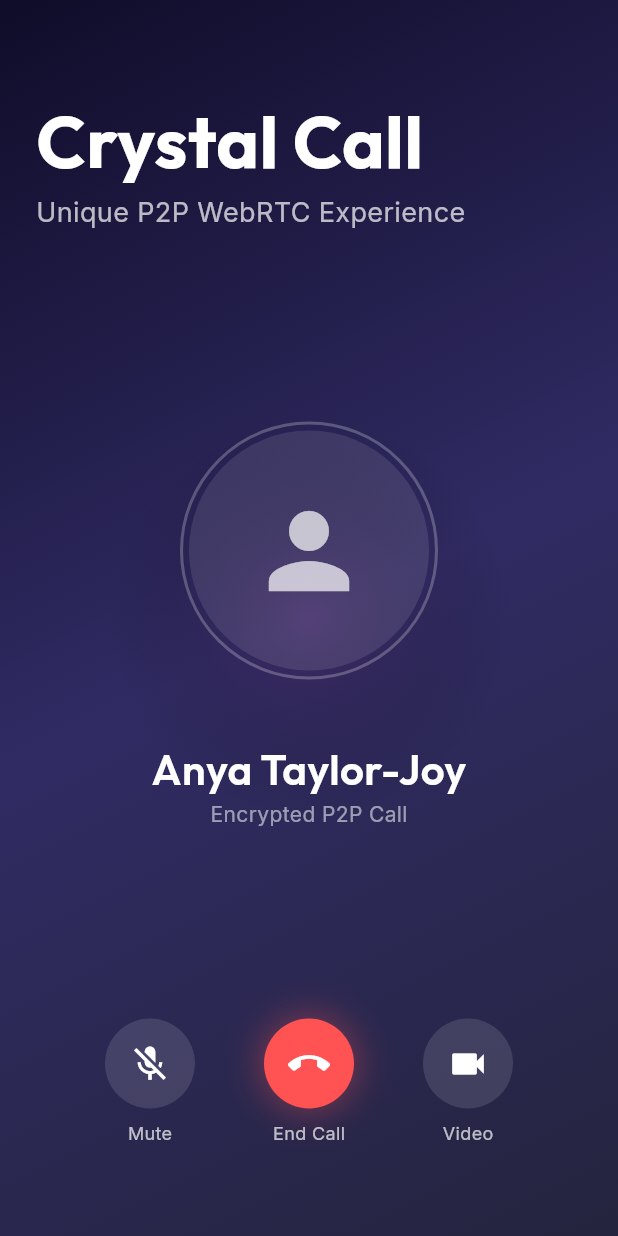
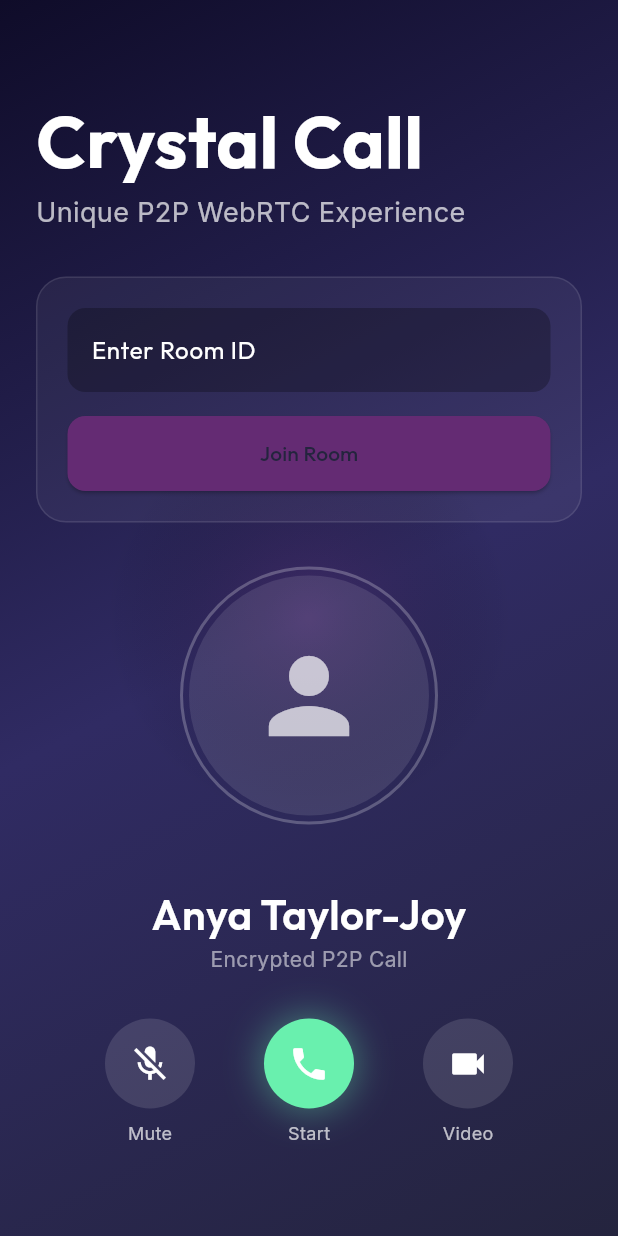
Before and after one commit to amr552/Flutter-App, a Flutter app: the screen it shows after launch, on a phone screen of 412 x 824 dp. Run offline on Flutter 3.47's test engine with Material 3 defaults, Android fonts, the light colour scheme and no system bars; our stand-ins replace cloud_firestore, firebase_core, google_fonts; missing offline and left inert: flutter_webrtc; accounts and stored records are empty.

Commit message:
Enhancement: Connected UI to WebRTC service and added room management logic

```diff
--- a/lib/main.dart
+++ b/lib/main.dart
@@ -1,8 +1,12 @@
 import 'package:flutter/material.dart';
 import 'package:google_fonts/google_fonts.dart';
+import 'package:firebase_core/firebase_core.dart';
+import 'package:flutter_webrtc/flutter_webrtc.dart';
 import 'webrtc_service.dart';
 
-void main() {
+void main() async {
+  WidgetsFlutterBinding.ensureInitialized();
+  await Firebase.initializeApp();
   runApp(const MyApp());
 }
 
@@ -38,6 +42,9 @@ class HomeScreen extends StatefulWidget {
 class _HomeScreenState extends State<HomeScreen> with SingleTickerProviderStateMixin {
   late AnimationController _controller;
   late Animation<double> _animation;
+  final WebRTCService _webrtcService = WebRTCService();
+  final TextEditingController _roomController = TextEditingController();
+  bool _inCall = false;
 
   @override
   void initState() {
@@ -49,12 +56,43 @@ class _HomeScreenState extends State<HomeScreen> with SingleTickerProviderStateM
     _animation = Tween<double>(begin: 0.9, end: 1.1).animate(
       CurvedAnimation(parent: _controller, curve: Curves.easeInOut),
     );
+
+    _webrtcService.initRenderers();
   }
 
   @override
   void dispose() {
     _controller.dispose();
+    _roomController.dispose();
+    _webrtcService.dispose();
     super.dispose();
+  }
+
+  void _onCreateRoom() async {
+    await _webrtcService.openUserMedia();
+    String roomId = await _webrtcService.createRoom();
+    setState(() {
+      _roomController.text = roomId;
+      _inCall = true;
+    });
+  }
+
+  void _onJoinRoom() async {
+    if (_roomController.text.isNotEmpty) {
+      await _webrtcService.openUserMedia();
+      await _webrtcService.joinRoom(_roomController.text);
+      setState(() {
+        _inCall = true;
+      });
+    }
+  }
+
+  void _onHangUp() async {
+    await _webrtcService.hangUp();
+    setState(() {
+      _inCall = false;
+      _roomController.clear();
+    });
   }
 
   @override
@@ -71,6 +109,23 @@ class _HomeScreenState extends State<HomeScreen> with SingleTickerProviderStateM
         ),
         child: Stack(
           children: [
+            if (_inCall)
+              Stack(
+                children: [
+                  RTCVideoView(_webrtcService.remoteRenderer),
+                  Positioned(
+                    right: 20,
+                    top: 50,
+                    width: 120,
+                    height: 180,
+                    child: ClipRRect(
+                      borderRadius: BorderRadius.circular(16),
+                      child: RTCVideoView(_webrtcService.localRenderer, mirror: true),
+                    ),
+                  ),
+                ],
+              )
+            else
               Center(
                 child: ScaleTransition(
                   scale: _animation,
@@ -105,13 +160,18 @@ class _HomeScreenState extends State<HomeScreen> with SingleTickerProviderStateM
                       ),
                     ),
                     Text(
-                      'Unique P2P WebRTC Experience',
+                      _inCall ? 'Session: ${_roomController.text}' : 'Unique P2P WebRTC Experience',
                       style: GoogleFonts.inter(
                         fontSize: 18,
                         color: Colors.white70,
                       ),
                     ),
+                    if (!_inCall) ...[
                       const Spacer(),
+                      _buildRoomControls(),
+                    ],
+                    const Spacer(),
+                    if (!_inCall)
                       Center(
                         child: Container(
                           padding: const EdgeInsets.all(4),
@@ -129,7 +189,7 @@ class _HomeScreenState extends State<HomeScreen> with SingleTickerProviderStateM
                     const SizedBox(height: 40),
                     Center(
                       child: Text(
-                        'Anya Taylor-Joy',
+                        _inCall ? 'In Call' : 'Anya Taylor-Joy',
                         style: GoogleFonts.outfit(
                           fontSize: 28,
                           fontWeight: FontWeight.w600,
@@ -150,9 +210,14 @@ class _HomeScreenState extends State<HomeScreen> with SingleTickerProviderStateM
                     Row(
                       mainAxisAlignment: MainAxisAlignment.spaceEvenly,
                       children: [
-                        _buildCallAction(Icons.mic_off, 'Mute', Colors.white12),
-                        _buildCallAction(Icons.call_end, 'End Call', Colors.redAccent),
-                        _buildCallAction(Icons.videocam, 'Video', Colors.white12),
+                        _buildCallAction(Icons.mic_off, 'Mute', Colors.white12, () {}),
+                        _buildCallAction(
+                          _inCall ? Icons.call_end : Icons.phone,
+                          _inCall ? 'End Call' : 'Start',
+                          _inCall ? Colors.redAccent : Colors.greenAccent,
+                          _inCall ? _onHangUp : _onCreateRoom,
+                        ),
+                        _buildCallAction(Icons.videocam, 'Video', Colors.white12, () {}),
                       ],
                     ),
                     const SizedBox(height: 60),
@@ -166,10 +231,49 @@ class _HomeScreenState extends State<HomeScreen> with SingleTickerProviderStateM
     );
   }
 
-  Widget _buildCallAction(IconData icon, String label, Color color) {
+  Widget _buildRoomControls() {
+    return Container(
+      padding: const EdgeInsets.all(20),
+      decoration: BoxDecoration(
+        color: Colors.white.withOpacity(0.05),
+        borderRadius: BorderRadius.circular(20),
+        border: Border.all(color: Colors.white10),
+      ),
+      child: Column(
+        children: [
+          TextField(
+            controller: _roomController,
+            decoration: InputDecoration(
+              hintText: 'Enter Room ID',
+              filled: true,
+              fillColor: Colors.black26,
+              border: OutlineInputBorder(
+                borderRadius: BorderRadius.circular(12),
+                borderSide: BorderSide.none,
+              ),
+            ),
+          ),
+          const SizedBox(height: 16),
+          ElevatedButton(
+            onPressed: _onJoinRoom,
+            style: ElevatedButton.styleFrom(
+              backgroundColor: const Color(0xFF642B73),
+              minimumSize: const Size(double.infinity, 50),
+              shape: RoundedRectangleBorder(borderRadius: BorderRadius.circular(12)),
+            ),
+            child: const Text('Join Room'),
+          ),
+        ],
+      ),
+    );
+  }
+
+  Widget _buildCallAction(IconData icon, String label, Color color, VoidCallback onTap) {
     return Column(
       children: [
-        Container(
+        GestureDetector(
+          onTap: onTap,
+          child: Container(
             padding: const EdgeInsets.all(16),
             decoration: BoxDecoration(
               color: color,
@@ -184,6 +288,7 @@ class _HomeScreenState extends State<HomeScreen> with SingleTickerProviderStateM
             ),
             child: Icon(icon, color: Colors.white, size: 28),
           ),
+        ),
         const SizedBox(height: 8),
         Text(
           label,
--- a/lib/signaling.dart
+++ b/lib/signaling.dart
@@ -53,6 +53,7 @@ class Signaling {
       event.streams[0].getTracks().forEach((track) {
         remoteStream?.addTrack(track);
       });
+      remoteRenderer.srcObject = event.streams[0];
     };
 
     // Listening for remote session description
@@ -110,6 +111,7 @@ class Signaling {
         event.streams[0].getTracks().forEach((track) {
           remoteStream?.addTrack(track);
         });
+        remoteRenderer.srcObject = event.streams[0];
       };
 
       var data = roomSnapshot.data() as Map<String, dynamic>;
--- a/lib/webrtc_service.dart
+++ b/lib/webrtc_service.dart
@@ -31,6 +31,7 @@ class WebRTCService {
     });
 
     onLocalStream(stream);
+    signaling.localStream = stream;
   }
 
   Future<String> createRoom() async {
```
Lines whose indentation alone changed are shown as unchanged.
